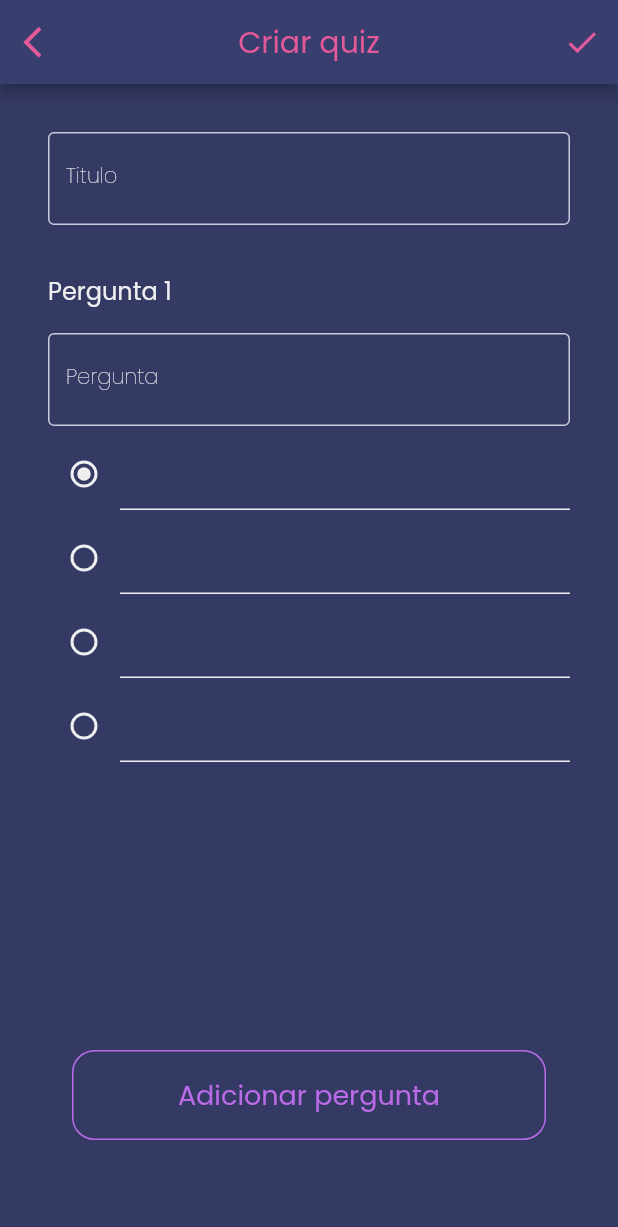
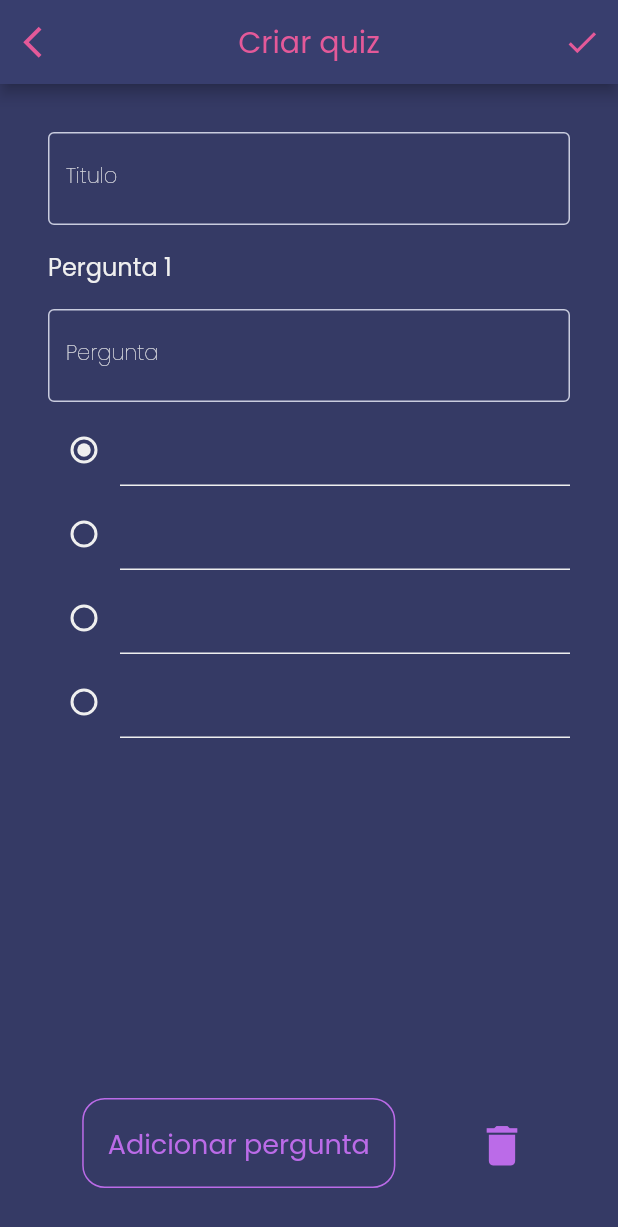
Before and after one commit to estermabel/quizyz, a Flutter app: the CreateQuizzesPage screen opened directly, after a tap on "Adicionar pergunta", on a phone screen of 412 x 824 dp. Shown: the top 1227 px of the screen. Run offline on Flutter 3.47's test engine with Material 2 defaults, Android fonts, the phone set to English and light mode, and no system bars; our stand-ins replace bubble_bottom_bar, dio, flutter_svg, google_fonts, liquid_pull_to_refresh, pull_to_refresh and 3 more; accounts and stored records are empty.

Commit message:
issue #6 progress

```diff
--- a/lib/components/create_quiz_card.dart
+++ b/lib/components/create_quiz_card.dart
@@ -1,26 +1,27 @@
 import 'package:flutter/material.dart';
 import 'package:quizyz/utils/style/colors.dart';
 
+// ignore: must_be_immutable
 class CreateQuizCard extends StatefulWidget {
   final String pergunta;
 
-  CreateQuizCard({@required this.pergunta});
+  CreateQuizCard({Key key, @required this.pergunta}) : super(key: key);
+
+  // TextEdittingController
+  final TextEditingController perguntaController = new TextEditingController();
+  final TextEditingController resposta1Controller = new TextEditingController();
+  final TextEditingController resposta2Controller = new TextEditingController();
+  final TextEditingController resposta3Controller = new TextEditingController();
+  final TextEditingController resposta4Controller = new TextEditingController();
+
+  // Radio button value
+  int value = 1;
 
   @override
-  _CreateQuizCardState createState() => _CreateQuizCardState();
+  CreateQuizCardState createState() => CreateQuizCardState();
 }
 
-class _CreateQuizCardState extends State<CreateQuizCard> {
-  // Radio button value
-  int _value = 1;
-
-  //TextEdittingController
-  TextEditingController _perguntaController = new TextEditingController();
-  TextEditingController _resposta1Controller = new TextEditingController();
-  TextEditingController _resposta2Controller = new TextEditingController();
-  TextEditingController _resposta3Controller = new TextEditingController();
-  TextEditingController _resposta4Controller = new TextEditingController();
-
+class CreateQuizCardState extends State<CreateQuizCard> {
   @override
   Widget build(BuildContext context) {
     return Container(
@@ -36,7 +37,7 @@ class _CreateQuizCardState extends State<CreateQuizCard> {
             Padding(
               padding: const EdgeInsets.only(top: 16.0),
               child: TextField(
-                controller: _perguntaController,
+                controller: widget.perguntaController,
                 decoration: InputDecoration(
                   labelText: "Pergunta",
                   labelStyle: Theme.of(context).textTheme.bodyText1,
@@ -53,18 +54,18 @@ class _CreateQuizCardState extends State<CreateQuizCard> {
                     ),
                     child: Radio(
                       value: 1,
-                      groupValue: _value,
+                      groupValue: widget.value,
                       activeColor: whiteColor,
                       onChanged: (value) {
                         setState(() {
-                          _value = value;
+                          widget.value = value;
                         });
                       },
                     ),
                   ),
                   Expanded(
                     child: TextField(
-                      controller: _resposta1Controller,
+                      controller: widget.resposta1Controller,
                       decoration: InputDecoration(
                         enabledBorder: UnderlineInputBorder(
                           borderSide: BorderSide(
@@ -93,17 +94,17 @@ class _CreateQuizCardState extends State<CreateQuizCard> {
                     child: Radio(
                       value: 2,
                       activeColor: whiteColor,
-                      groupValue: _value,
+                      groupValue: widget.value,
                       onChanged: (value) {
                         setState(() {
-                          _value = value;
+                          widget.value = value;
                         });
                       },
                     ),
                   ),
                   Expanded(
                     child: TextField(
-                      controller: _resposta2Controller,
+                      controller: widget.resposta2Controller,
                       decoration: InputDecoration(
                         enabledBorder: UnderlineInputBorder(
                           borderSide: BorderSide(color: whiteColor),
@@ -127,18 +128,18 @@ class _CreateQuizCardState extends State<CreateQuizCard> {
                     ),
                     child: Radio(
                       value: 3,
-                      groupValue: _value,
+                      groupValue: widget.value,
                       activeColor: whiteColor,
                       onChanged: (value) {
                         setState(() {
-                          _value = value;
+                          widget.value = value;
                         });
                       },
                     ),
                   ),
                   Expanded(
                     child: TextField(
-                      controller: _resposta3Controller,
+                      controller: widget.resposta3Controller,
                       decoration: InputDecoration(
                         enabledBorder: UnderlineInputBorder(
                           borderSide: BorderSide(color: whiteColor),
@@ -163,17 +164,17 @@ class _CreateQuizCardState extends State<CreateQuizCard> {
                     child: Radio(
                       value: 4,
                       activeColor: whiteColor,
-                      groupValue: _value,
+                      groupValue: widget.value,
                       onChanged: (value) {
                         setState(() {
-                          _value = value;
+                          widget.value = value;
                         });
                       },
                     ),
                   ),
                   Expanded(
                     child: TextField(
-                      controller: _resposta4Controller,
+                      controller: widget.resposta4Controller,
                       decoration: InputDecoration(
                         enabledBorder: UnderlineInputBorder(
                           borderSide: BorderSide(color: whiteColor),
--- a/lib/components/purple_button.dart
+++ b/lib/components/purple_button.dart
@@ -22,6 +22,8 @@ class PurpleButton extends StatelessWidget {
           border: Border.all(color: purpleColor),
         ),
         child: Center(
+          child: Padding(
+            padding: const EdgeInsets.all(16.0),
             child: Text(
               titulo,
               style: Theme.of(context).textTheme.headline1.copyWith(
@@ -31,6 +33,7 @@ class PurpleButton extends StatelessWidget {
             ),
           ),
         ),
+      ),
     );
   }
 }
--- a/lib/pages/home/game/game_page.dart
+++ b/lib/pages/home/game/game_page.dart
@@ -2,9 +2,7 @@ import 'package:flutter/cupertino.dart';
 import 'package:flutter/material.dart';
 import 'package:quizyz/components/answer_component.dart';
 import 'package:quizyz/components/quizyz_app_button.dart';
-import 'package:quizyz/model/Pergunta.dart';
 import 'package:quizyz/model/Quiz.dart';
-import 'package:quizyz/model/Resposta.dart';
 import 'package:quizyz/pages/home/game/ranking_page.dart';
 import 'package:quizyz/pages/login_page.dart';
 import 'package:quizyz/utils/style/colors.dart';
--- a/lib/pages/home/quizzes/create_quizzes_page.dart
+++ b/lib/pages/home/quizzes/create_quizzes_page.dart
@@ -11,7 +11,7 @@ class CreateQuizzesPage extends StatefulWidget {
 
 class _CreateQuizzesPageState extends State<CreateQuizzesPage> {
   CreateQuizBloc _bloc = CreateQuizBloc();
-  List<Widget> quizesList = [];
+  List<CreateQuizCard> quizesList = [];
 
   @override
   Widget build(BuildContext context) {
@@ -45,15 +45,23 @@ class _CreateQuizzesPageState extends State<CreateQuizzesPage> {
             ),
             onPressed: () {
               if (quizesList.length > 0) {
-                ScaffoldMessenger.of(context).showSnackBar(
+                quizesList.forEach((element) {
+                  if (_bloc.tituloController.text.isNotEmpty &&
+                      element.perguntaController.text.isNotEmpty &&
+                      element.resposta1Controller.text.isNotEmpty &&
+                      element.resposta2Controller.text.isNotEmpty &&
+                      element.resposta3Controller.text.isNotEmpty &&
+                      element.resposta4Controller.text.isNotEmpty) {
+                    // TODO: Criar objeto aqui.
+
+                  } else {
+                    return ScaffoldMessenger.of(context).showSnackBar(
                       SnackBar(
-                    content: Text(
-                      "Quiz criado.",
-                      style: Theme.of(context).textTheme.subtitle1,
-                    ),
-                    backgroundColor: bottomNavBarBackgroundColor,
+                        content: Text("Preencha o quiz!"),
                       ),
                     );
+                  }
+                });
               }
             },
           ),
@@ -79,13 +87,17 @@ class _CreateQuizzesPageState extends State<CreateQuizzesPage> {
                   itemCount: quizesList.length,
                 ),
               ),
-              Visibility(
-                visible: (quizesList.length < 10 ? true : false),
+              Padding(
+                padding: const EdgeInsets.only(top: 8.0),
                 child: Align(
                   alignment: Alignment.bottomCenter,
-                  child: Padding(
-                    padding: const EdgeInsets.only(
-                        bottom: 32.0, right: 16, left: 16),
+                  child: Row(
+                    mainAxisAlignment: quizesList.length < 10
+                        ? MainAxisAlignment.spaceAround
+                        : MainAxisAlignment.center,
+                    children: [
+                      Visibility(
+                        visible: quizesList.length < 10 ? true : false,
                         child: PurpleButton(
                           titulo: "Adicionar pergunta",
                           onTap: () {
@@ -94,11 +106,8 @@ class _CreateQuizzesPageState extends State<CreateQuizzesPage> {
                                 () {
                                   int size = quizesList.length + 1;
                                   quizesList.add(
-                                Padding(
-                                  padding: const EdgeInsets.only(top: 16),
-                                  child: CreateQuizCard(
+                                    CreateQuizCard(
                                       pergunta: "Pergunta " + size.toString(),
-                                  ),
                                     ),
                                   );
                                 },
@@ -106,6 +115,25 @@ class _CreateQuizzesPageState extends State<CreateQuizzesPage> {
                             }
                           },
                         ),
+                      ),
+                      quizesList.length >= 10
+                          ? PurpleButton(
+                              titulo: "Remover Pergunta",
+                              onTap: () => setState(() => quizesList.length > 0
+                                  ? quizesList.removeLast()
+                                  : null),
+                            )
+                          : IconButton(
+                              icon: Icon(
+                                Icons.delete,
+                                size: 35,
+                              ),
+                              onPressed: () => setState(() =>
+                                  quizesList.length > 0
+                                      ? quizesList.removeLast()
+                                      : null),
+                            )
+                    ],
                   ),
                 ),
               )
```
Lines whose indentation alone changed are shown as unchanged.
